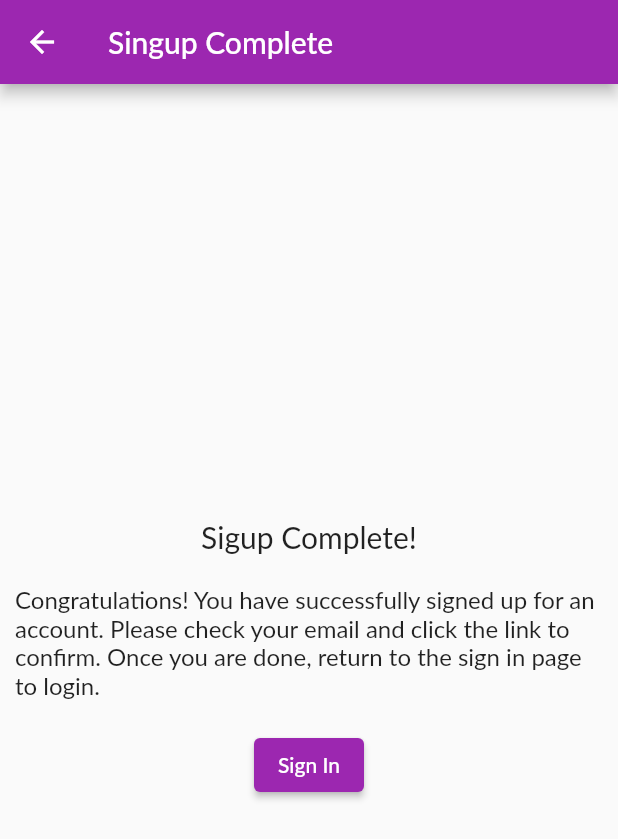
After one commit to ChrisBriant/fluttersigninscreen, a Flutter app: the SignupCompleteScreen screen opened by its route, on a phone screen of 412 x 824 dp. The commit adds this screen. Shown: the top 839 px of the screen. Run offline on Flutter 3.47's test engine with Material 2 defaults, Android fonts, the phone set to English and light mode, and no system bars; our stand-ins replace shared_preferences; missing offline and left inert: jwt_decode; accounts and stored records are empty; Roboto replaces fonts that are missing (Lato).

Commit message:
Finished signup flow

```diff
--- a/lib/screens/authenticated_screen.dart
+++ b/lib/screens/authenticated_screen.dart
@@ -22,8 +22,8 @@ class AuthenticatedScreen extends StatelessWidget {
           ),
           SizedBox(height: 10,),
           ElevatedButton(
-            onPressed: Provider.of<Auth>(context, listen: false).signout,
-            //onPressed: () {},
+            onPressed: () { Provider.of<Auth>(context, listen: false).signout(); },
+            //onPressed: () { print('hello');},
             child: Text('Log Out', style: TextStyle(fontSize: 20),))
         ]
       ),
--- /dev/null
+++ b/lib/screens/signup_complete_screen.dart
@@ -0,0 +1,45 @@
+import 'package:flutter/material.dart';
+
+class SignupCompleteScreen extends StatelessWidget {
+  static const routeName = '/signupcomplete';
+
+  @override
+  Widget build(BuildContext context) {
+    return Scaffold(
+      appBar: AppBar(
+        title: Text('Singup Complete'),
+      ),
+      body: Column(
+        children: [
+          Center(
+            child:Text(
+              'Sigup Complete!',
+              style: TextStyle(fontSize: 20)
+            )
+          ),
+          SizedBox(height: 10,),
+          Padding(
+            padding: EdgeInsets.all(10),
+            child: Center(
+              child:Text('Congratulations! You have successfully signed up for an account. ' +
+                        'Please check your email and click the link to confirm. Once you are done, ' +
+                        'return to the sign in page to login.',
+                        style: TextStyle(fontSize: 16),
+                    ),
+
+            ),
+          ),
+          SizedBox(height: 10,),
+          ElevatedButton(
+            onPressed: () => Navigator.of(context).pop(),
+            child: Text('Sign In')
+          ),
+        ],
+        mainAxisAlignment: MainAxisAlignment.center,
+        crossAxisAlignment: CrossAxisAlignment.center,
+
+      ),
+
+    );
+  }
+}
```
Also changed, not shown: lib/main.dart (+9 -2 lines), lib/providers/auth.dart (+23 -4 lines), lib/screens/auth_screen.dart (+56 -6 lines), lib/screens/wait_screen.dart (added, +22 -0 lines).
